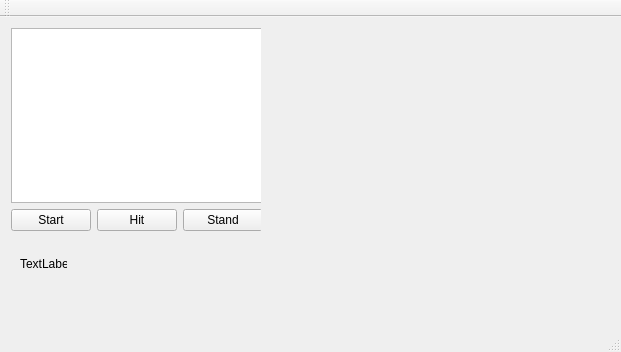
Old version of the form mainwindow.ui in the repository bfernandez2793/blackjackproject.
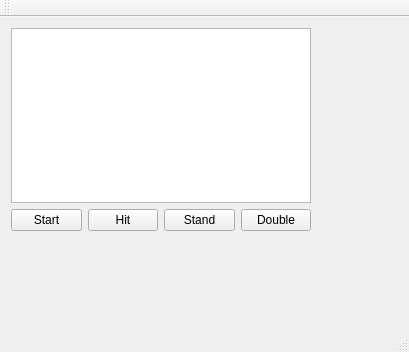
New version of the form.

```diff
--- a/mainwindow.ui
+++ b/mainwindow.ui
@@ -6,7 +6,7 @@
    <rect>
     <x>0</x>
     <y>0</y>
-    <width>621</width>
+    <width>409</width>
     <height>352</height>
    </rect>
   </property>
@@ -14,34 +14,28 @@
    <string>MainWindow</string>
   </property>
   <widget class="QWidget" name="centralWidget">
-   <widget class="QLabel" name="textlabel">
-    <property name="geometry">
-     <rect>
-      <x>20</x>
-      <y>240</y>
-      <width>47</width>
-      <height>13</height>
-     </rect>
-    </property>
-    <property name="text">
-     <string>TextLabel</string>
-    </property>
-   </widget>
    <widget class="QWidget" name="">
     <property name="geometry">
      <rect>
       <x>0</x>
       <y>0</y>
-      <width>261</width>
+      <width>322</width>
       <height>225</height>
      </rect>
     </property>
-    <layout class="QFormLayout" name="formLayout">
+    <layout class="QGridLayout" name="gridLayout">
      <item row="0" column="0">
       <widget class="QTextBrowser" name="textBrowser"/>
      </item>
      <item row="1" column="0">
-      <layout class="QGridLayout" name="gridLayout">
+      <layout class="QGridLayout" name="gridLayout_3">
+       <item row="0" column="0">
+        <widget class="QPushButton" name="startButton">
+         <property name="text">
+          <string>Start</string>
+         </property>
+        </widget>
+       </item>
        <item row="0" column="1">
         <widget class="QPushButton" name="hitButton">
          <property name="text">
@@ -56,10 +50,10 @@
          </property>
         </widget>
        </item>
-       <item row="0" column="0">
-        <widget class="QPushButton" name="startButton">
+       <item row="0" column="3">
+        <widget class="QPushButton" name="doubleButton">
          <property name="text">
-          <string>Start</string>
+          <string>Double</string>
          </property>
         </widget>
        </item>
```
Left out of the diff: 2 changed lines with no effect on the pictures.
